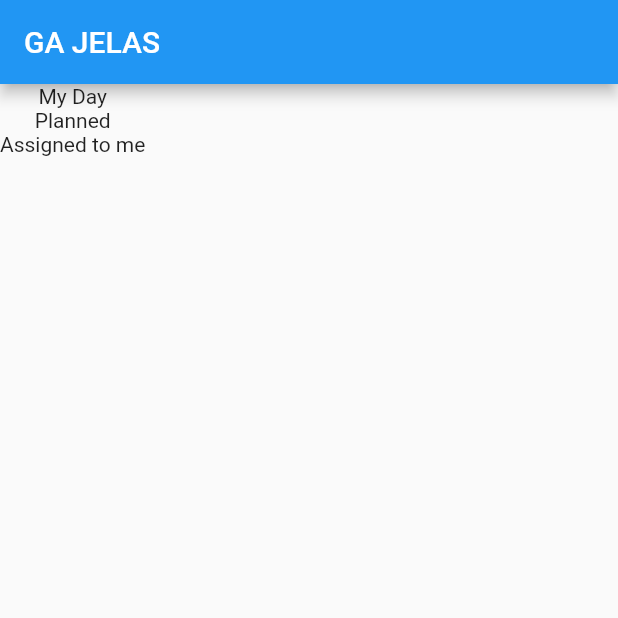
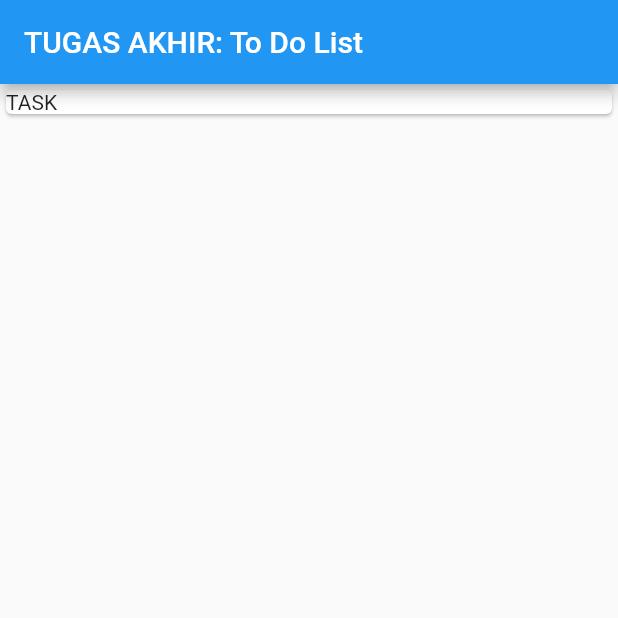
Before and after one commit to dianutomo/tugas_akhir, a Flutter app: the screen it shows after launch, on a phone screen of 412 x 824 dp, the top half of it. Run offline on Flutter 3.47's test engine with Material 2 defaults, Android fonts, the phone set to English and light mode, and no system bars.

Commit message:
deleted:    lib/checkbox.dart 	deleted:    lib/checkbox_state.dart 	modified:   lib/main.dart 	new file:   lib/main_screen.dart

```diff
--- a/lib/main.dart
+++ b/lib/main.dart
@@ -1,7 +1,8 @@
 import 'package:flutter/material.dart';
 
-import 'package:tugas_akhir/to_do.dart';
+//import 'package:tugas_akhir/to_do.dart';
 //import 'package:tugas_akhir/checkbox.dart';
+import 'package:tugas_akhir/main_screen.dart';
 
 void main() {
   runApp(const MyApp());
@@ -19,27 +20,7 @@ class MyApp extends StatelessWidget {
         //Mengganti warna kotak checkbox
         unselectedWidgetColor: Colors.white,
       ),
-      home: const MainScreen(),
+      home: MainScreen(),
     );
   }
 }
-
-class MainScreen extends StatelessWidget {
-  const MainScreen({Key? key}) : super(key: key);
-
-  @override
-  Widget build(BuildContext context) {
-    return Scaffold(
-      appBar: AppBar(
-        title: Text('GA JELAS'),
-      ),
-      body: Column(
-        children: <Widget>[
-          Text('My Day'),
-          Text('Planned'),
-          Text('Assigned to me')
-        ],
-      ),
-    );
-  }
-}
--- /dev/null
+++ b/lib/main_screen.dart
@@ -0,0 +1,57 @@
+import 'package:flutter/material.dart';
+
+import 'package:tugas_akhir/to_do.dart';
+
+class MainScreen extends StatelessWidget {
+  MainScreen({Key? key}) : super(key: key);
+
+  final List<Widget> myList = [
+    TextButton(
+      onPressed: () {},
+      child: const Text(
+        'Tasks',
+        style: TextStyle(
+          fontWeight: FontWeight.bold,
+          fontSize: 30,
+        ),
+      ),
+    ),
+    Container(
+      height: 300,
+      width: 200,
+      color: Colors.amber,
+    ),
+    Container(
+      height: 300,
+      width: 200,
+      color: Colors.green,
+    ),
+    Container(
+      height: 300,
+      width: 200,
+      color: Colors.blue,
+    )
+  ];
+
+  @override
+  Widget build(BuildContext context) {
+    return Scaffold(
+        appBar: AppBar(
+          title: const Text('TUGAS AKHIR: To Do List'),
+        ),
+        body: InkWell(
+          onTap: () {
+            Navigator.push(context, MaterialPageRoute(builder: (context) {
+              return const ToDo();
+            }));
+          },
+          child: Card(
+            child: Row(
+              children: const [
+                Text('TASK'),
+              ],
+            ),
+          ),
+        ));
+  }
+}
```
Also changed, not shown: lib/checkbox.dart (deleted, +0 -61 lines), lib/checkbox_state.dart (deleted, +0 -9 lines).
